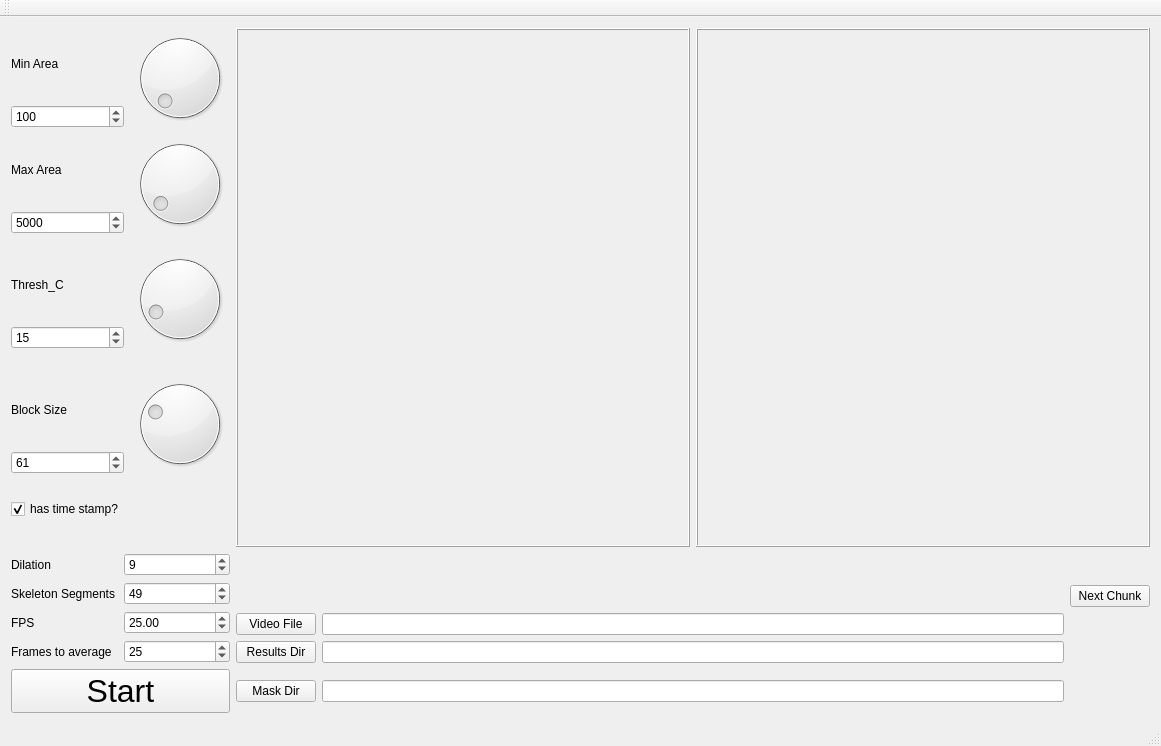
The window that MWTracker/GUI/getMaskParams/QtCreatorFiles/mainwindow.ui (ver228/tierpsy-tracker) describes before a commit, drawn with Qt 5.
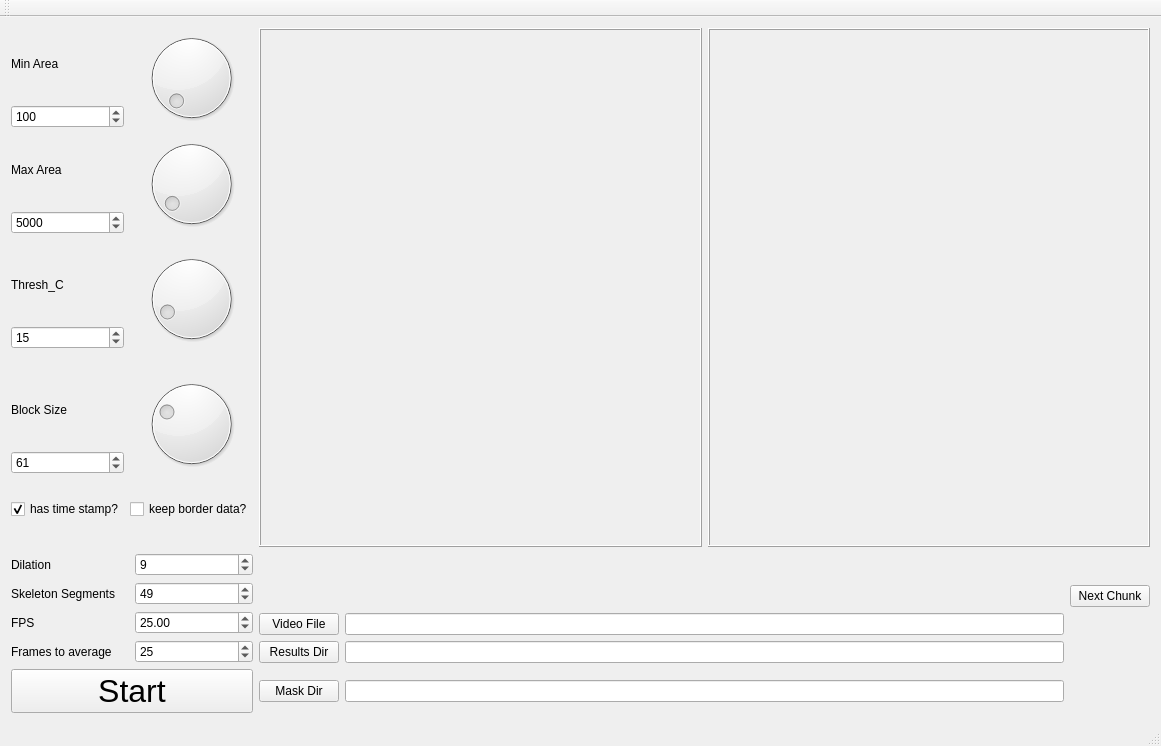
The same window after the commit.

What changed in the file:
```diff
--- a/MWTracker/GUI/getMaskParams/QtCreatorFiles/mainwindow.ui
+++ b/MWTracker/GUI/getMaskParams/QtCreatorFiles/mainwindow.ui
@@ -377,6 +377,13 @@
       </item>
      </layout>
     </item>
+    <item row="9" column="1">
+     <widget class="QCheckBox" name="checkBox_keepBorderData">
+      <property name="text">
+       <string>keep border data?</string>
+      </property>
+     </widget>
+    </item>
    </layout>
   </widget>
   <widget class="QMenuBar" name="menuBar">
```
